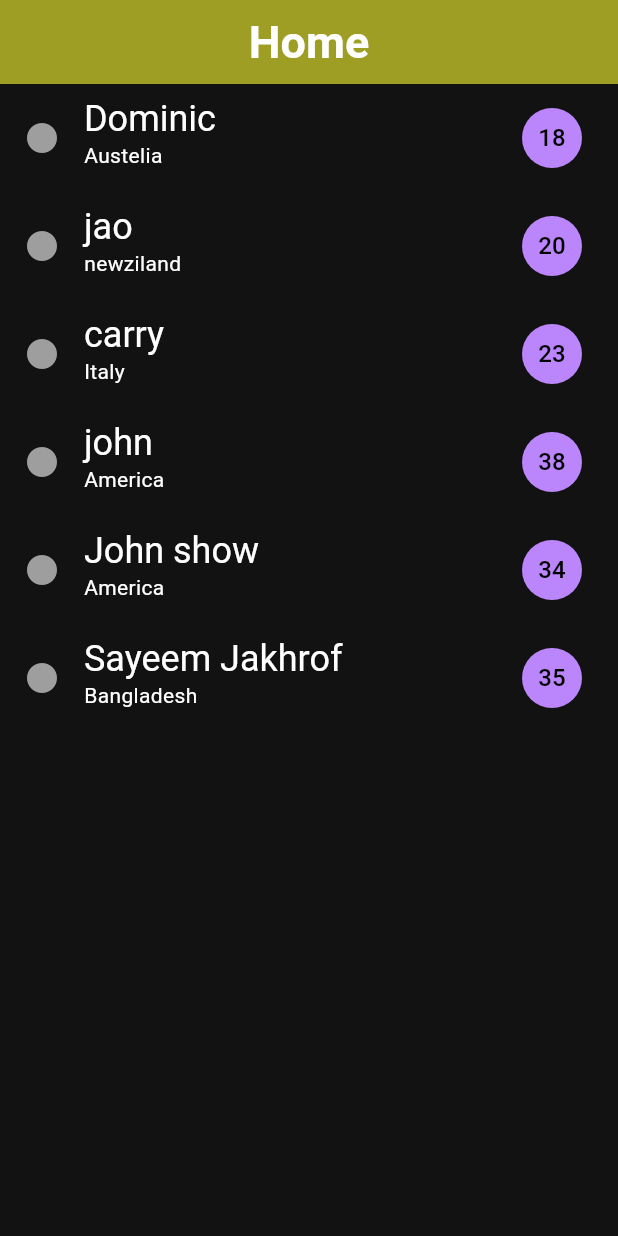
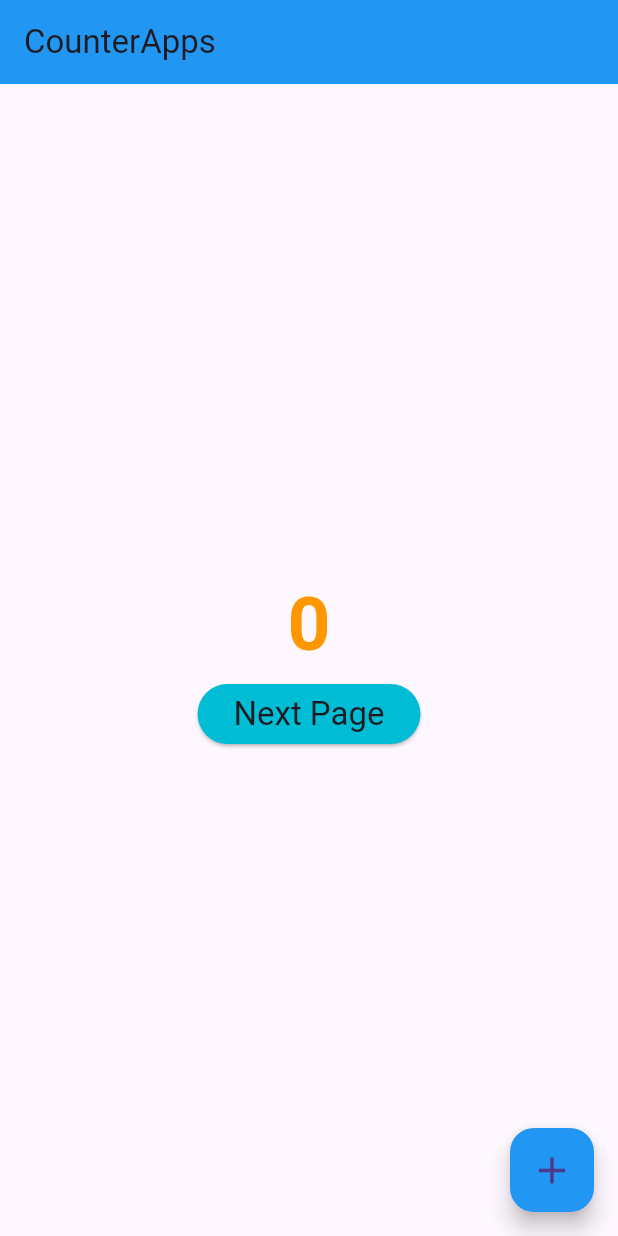
Before and after one commit to sayeemjakhrof/newapps, a Flutter app: the screen it shows after launch, on a phone screen of 412 x 824 dp. Run offline on Flutter 3.47's test engine with Material 3 defaults, Android fonts, the phone set to English and light mode, and no system bars.

Commit message:
CounterApps
Signed-off-by: sayeemjakhrof <47790968+sayeemjakhrof@users.noreply.github.com>

```diff
--- a/lib/main.dart
+++ b/lib/main.dart
@@ -1,71 +1,113 @@
+import 'package:flutter/cupertino.dart';
 import 'package:flutter/material.dart';
 
 void main() {
-  runApp(MyApps());
+  runApp(
+      MaterialApp(
+          theme: ThemeData(
+            appBarTheme: AppBarTheme(color: Colors.blue),
+            elevatedButtonTheme: ElevatedButtonThemeData(
+              style: ButtonStyle(
+                backgroundColor: MaterialStateProperty.all(Colors.cyan),
+              ),
+            ),
+          ),
+          debugShowCheckedModeBanner: false,
+      home: CounterApps()));
 }
 
-class MyApps extends StatelessWidget {
-  MyApps({super.key});
+class CounterApps extends StatefulWidget {
+  CounterApps({super.key});
 
   @override
+  State<CounterApps> createState() => _CounterAppsState();
+}
+
+class _CounterAppsState extends State<CounterApps> {
+  int counter = 0;
+  @override
   Widget build(BuildContext context) {
-    return MaterialApp(
-      themeMode: ThemeMode.dark,
-      darkTheme: ThemeData(
-          colorScheme: ColorScheme.dark(
-            background: Colors.black12,
+    return Scaffold(
+        appBar: AppBar(
+          title: Text(
+            'CounterApps',
+            style: Theme.of(context).textTheme.titleLarge,
           ),
-          appBarTheme: AppBarTheme(
-              titleTextStyle: TextStyle(
-                  color: Colors.white,
-                  fontSize: 30,
-                  fontWeight: FontWeight.bold),
-              centerTitle: true,
-              color: Colors.lime[800],
-              shadowColor: Colors.black12)),
-      debugShowCheckedModeBanner: false,
-      theme: ThemeData(
-          appBarTheme: AppBarTheme(
-        titleTextStyle: TextStyle(
-            color: Colors.white, fontSize: 30, fontWeight: FontWeight.bold),
+        ),
+        body: Center(
+          child: Column(
+            mainAxisAlignment: MainAxisAlignment.center,
+            children: [
+              Text(counter.toString(),
+                  style: TextStyle(
                       color: Colors.orange,
-        centerTitle: true,
-        shadowColor: Colors.black,
-      )),
-      home: HomeScreen(),
+                      fontWeight: FontWeight.bold,
+                      fontSize: 50)),
+              ElevatedButton(
+                onPressed: () {
+                  Navigator.push(
+                    context,
+                    MaterialPageRoute(
+                      builder: (context) =>
+                          elevatatButtonScreen(personName: "Jakhrof Sayeem"),
+                    ),
+                  );
+                },
+                child: Text(
+                  'Next Page',
+                  style: Theme.of(context).textTheme.titleLarge,
+                ),
+              ),
+            ],
+          ),
+        ),
+        floatingActionButton: FloatingActionButton(
+          backgroundColor: Colors.blue,
+          onPressed: () {
+            if (counter < 50) {
+              counter++;
+              setState(() {});
+            };
+          },
+          child: Icon(
+            Icons.add,
+            size: 30,
+          ),
+        ),
       );
   }
 }
 
-class HomeScreen extends StatelessWidget {
-  HomeScreen({super.key});
-  List ArrayList = [
-    {'name': 'Dominic', 'age': '18', 'Nationality': 'Austelia'},
-    {'name': 'jao', 'age': '20', 'Nationality': 'newziland'},
-    {'name': 'carry', 'age': '23', 'Nationality': 'Italy'},
-    {'name': 'john', 'age': '38', 'Nationality': 'America'},
-    {'name': 'John show', 'age': '34', 'Nationality': 'America'},
-    {'name': 'Sayeem Jakhrof', 'age': '35', 'Nationality': 'Bangladesh'}
-  ];
+class elevatatButtonScreen extends StatefulWidget {
+  final String personName;
+  elevatatButtonScreen({super.key, required this.personName});
 
+  @override
+  State<elevatatButtonScreen> createState() => _elevatatButtonScreenState();
+}
+
+class _elevatatButtonScreenState extends State<elevatatButtonScreen> {
   @override
   Widget build(BuildContext context) {
     return Scaffold(
         appBar: AppBar(
-          title: Text('Home'),
+          title: Text(
+            'Person Name',
+            style: Theme.of(context).textTheme.titleLarge,
           ),
-        body: Container(
-          child: ListView(
-              children: ArrayList.map((value) => ListTile(
-                    titleTextStyle: TextStyle(fontSize: 24),
-                    iconColor: Colors.grey,
-                    leading: Icon(Icons.circle),
-                    title: Text(value['name'].toString()),
-                    subtitle: Text(value['Nationality'].toString()),
-                    trailing:
-                        CircleAvatar(
-                            child: Text(value['age'].toString())),
-                  )).toList()),
-        ));
+        ),
+        body: Center(
+          child: Column(
+            children: [
+              Text(
+                widget.personName,
+                style: Theme.of(context).textTheme.headlineLarge,
+              ),
+              Text('hello ', style: TextStyle(fontSize: 22),),
+              Icon(Icons.add_alarm)
+            ],
+          ),
+        ),
+    );
   }
 }
```
Lines whose indentation alone changed are shown as unchanged.
